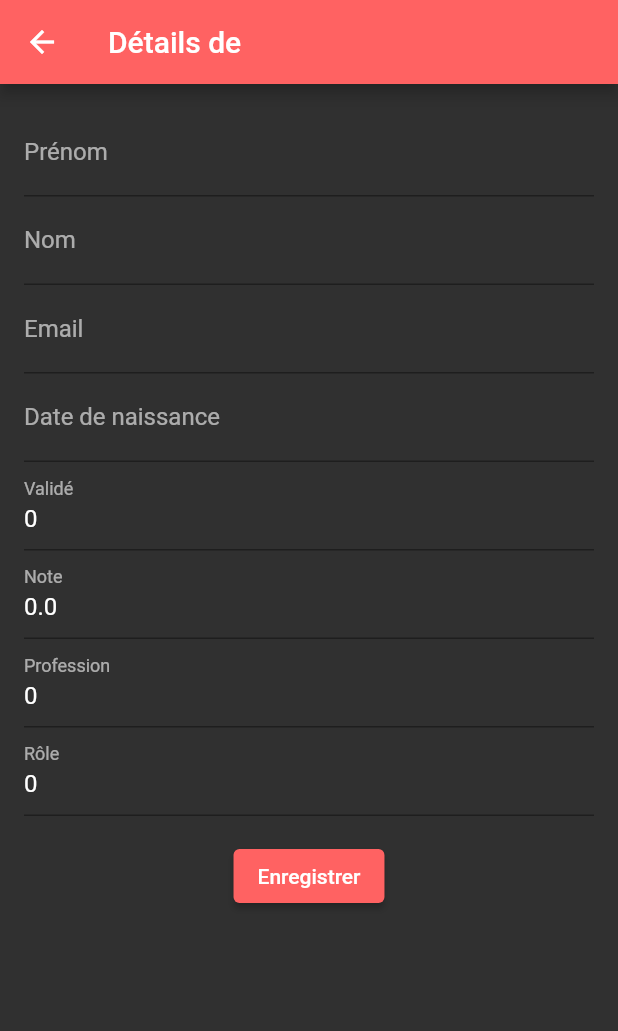
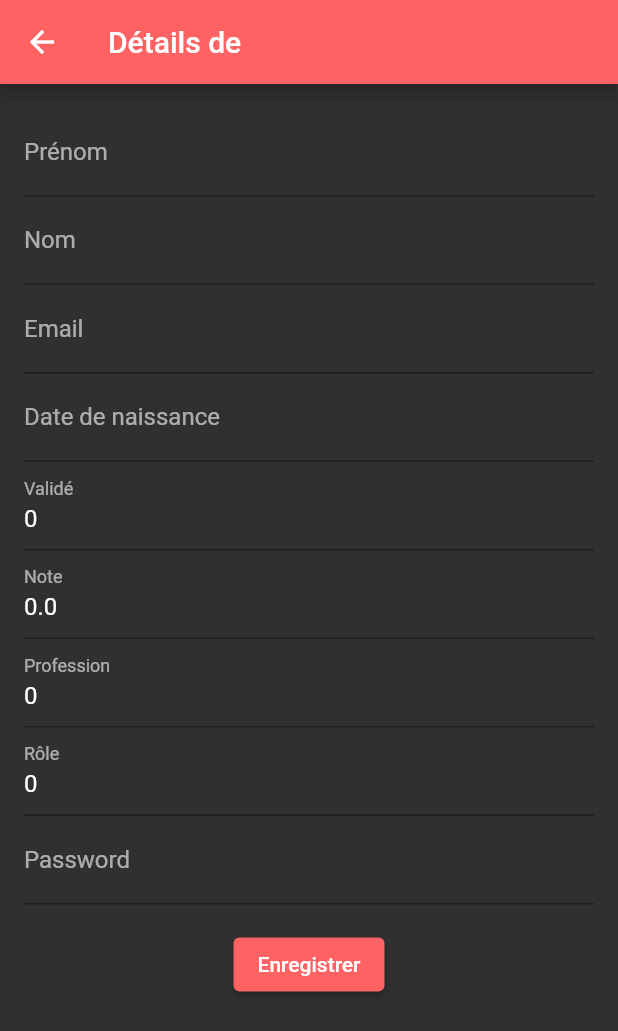
Before and after one commit to bingchillin/Personal-Services-App-3MOC, a Flutter app: the UserDetailsWidget screen opened directly with empty values, after a tap on "Enregistrer", on a phone screen of 412 x 824 dp. Shown: the top 1031 px of the screen. Run offline on Flutter 3.47's test engine with Material 2 defaults, Android fonts, the phone set to English and light mode, and no system bars; network calls fail.

Commit message:
[WIP]Create User

```diff
--- a/Flutter/lib/pages/details_user.dart
+++ b/Flutter/lib/pages/details_user.dart
@@ -28,6 +28,8 @@ class _UserDetailsWidgetState extends State<UserDetailsWidget> {
       {'Note': widget.user.note?.toString() ?? ''},
       {'Profession': widget.user.profession?.toString() ?? ''},
       {'Rôle': widget.user.role?.toString() ?? ''},
+      {'Password': widget.user.password?.toString() ?? ''},
+
     ];
 
     _textControllers = _fieldList
@@ -70,7 +72,9 @@ class _UserDetailsWidgetState extends State<UserDetailsWidget> {
                   validated: int.tryParse(_textControllers[4].text),
                   note: double.tryParse(_textControllers[5].text),
                   profession: int.tryParse(_textControllers[6].text),
-                  role: int.tryParse(_textControllers[7].text),
+                  dateSignIn: _textControllers[7].text,
+                  role: int.tryParse(_textControllers[8].text),
+                  password: _textControllers[9].text,
                 );
 
                 await UserWebServices.updateUser(updatedUser);
--- a/Flutter/lib/webservices/user_class.dart
+++ b/Flutter/lib/webservices/user_class.dart
@@ -8,9 +8,11 @@ class User {
   final double? note;
   final int? profession;
   final int? role;
+  final String? dateSignIn;
+  final String? password;
 
   User({
-    required this.id,
+    this.id,
     required this.email,
     required this.lastname,
     required this.firstname,
@@ -18,7 +20,9 @@ class User {
     required this.validated,
     required this.note,
     required this.profession,
+    required this.dateSignIn,
     required this.role,
+    required this.password,
   });
 
   factory User.fromJson(Map<String, dynamic> json) {
@@ -31,7 +35,9 @@ class User {
       validated: json['validated'] is int ? json['validated'] : null,
       note: json['note'] is double ? json['note'] : null,
       profession: json['profession'] is int ? json['profession'] : null,
+      dateSignIn: json['dateSignIn'] is String ? json['dateSignIn'] : null,
       role: json['role'] is int ? json['role'] : null,
+      password: json['password'] is String ? json['password'] : null,
     );
   }
 
@@ -46,7 +52,9 @@ class User {
       'validated': validated,
       'note': note,
       'profession': profession,
+      'dateSignIn' : dateSignIn,
       'role': role,
+      'password':password
     };
   }
 
```
Also changed, not shown: Flutter/lib/pages/add_user.dart (added, +91 -0 lines), Flutter/lib/webservices/user_futurebuilder.dart (+22 -3 lines), Flutter/lib/webservices/user_webservices.dart (+21 -0 lines), 1 other file.
